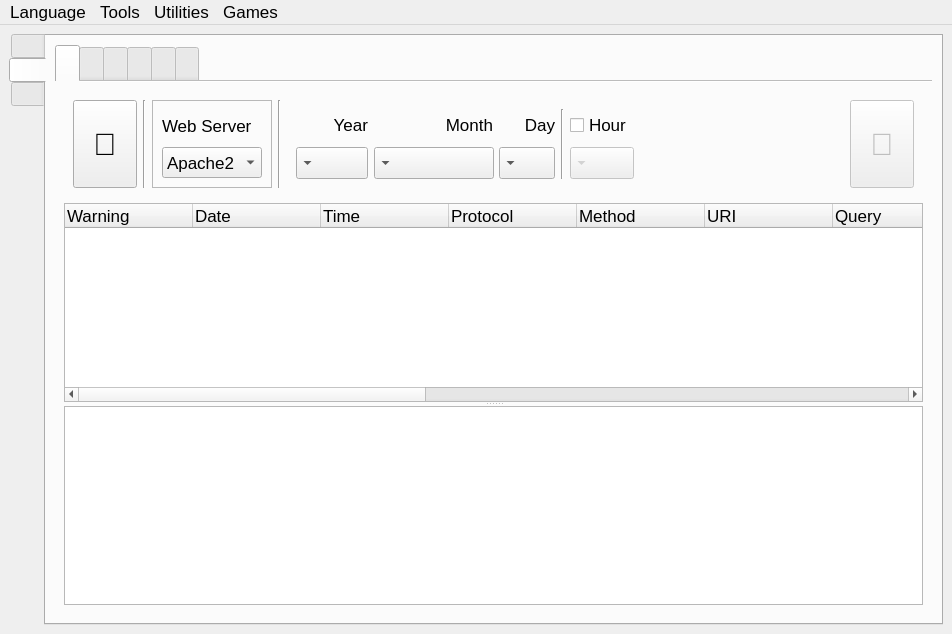
Above: logdoctor/mainwindow.ui from elB4RTO/LogDoctor before the change. Below: the same form after it.
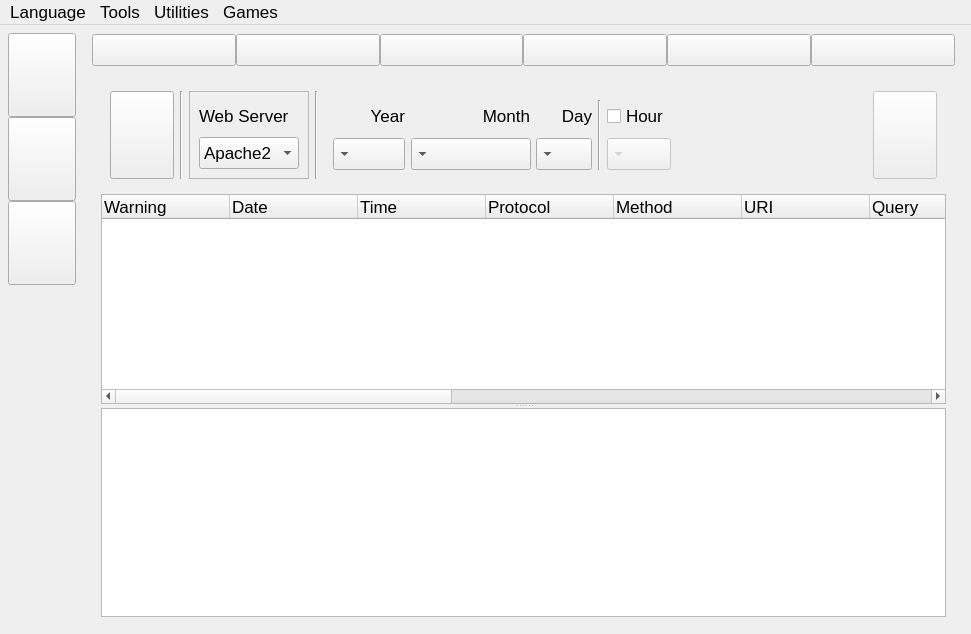
That is the form after the change. The open tabs and pages were chosen to show the change. Icons and pictures are not drawn. Custom widgets are drawn as their Qt base class.

What changed in the file:
```diff
--- a/logdoctor/mainwindow.ui
+++ b/logdoctor/mainwindow.ui
@@ -6,7 +6,7 @@
    <rect>
     <x>0</x>
     <y>0</y>
-    <width>952</width>
+    <width>971</width>
     <height>634</height>
    </rect>
   </property>
@@ -33,9 +33,142 @@
      <verstretch>0</verstretch>
     </sizepolicy>
    </property>
-   <layout class="QGridLayout" name="gridLayout">
-    <item row="0" column="0">
-     <widget class="QTabWidget" name="CrapTabs">
+   <layout class="QHBoxLayout" name="horizontalLayout_8">
+    <property name="leftMargin">
+     <number>8</number>
+    </property>
+    <property name="topMargin">
+     <number>8</number>
+    </property>
+    <property name="rightMargin">
+     <number>8</number>
+    </property>
+    <property name="bottomMargin">
+     <number>8</number>
+    </property>
+    <item>
+     <widget class="QFrame" name="frame_Tabs_Buttons">
+      <property name="minimumSize">
+       <size>
+        <width>70</width>
+        <height>0</height>
+       </size>
+      </property>
+      <property name="maximumSize">
+       <size>
+        <width>70</width>
+        <height>16777215</height>
+       </size>
+      </property>
+      <layout class="QVBoxLayout" name="verticalLayout_20">
+       <property name="spacing">
+        <number>0</number>
+       </property>
+       <property name="leftMargin">
+        <number>0</number>
+       </property>
+       <property name="topMargin">
+        <number>0</number>
+       </property>
+       <property name="rightMargin">
+        <number>0</number>
+       </property>
+       <property name="bottomMargin">
+        <number>0</number>
+       </property>
+       <item>
+        <widget class="QPushButton" name="button_Tab_Log">
+         <property name="minimumSize">
+          <size>
+           <width>68</width>
+           <height>84</height>
+          </size>
+         </property>
+         <property name="maximumSize">
+          <size>
+           <width>68</width>
+           <height>84</height>
+          </size>
+         </property>
+         <property name="text">
+          <string/>
+         </property>
+         <property name="iconSize">
+          <size>
+           <width>48</width>
+           <height>64</height>
+          </size>
+         </property>
+        </widget>
+       </item>
+       <item>
+        <widget class="QPushButton" name="button_Tab_View">
+         <property name="minimumSize">
+          <size>
+           <width>68</width>
+           <height>84</height>
+          </size>
+         </property>
+         <property name="maximumSize">
+          <size>
+           <width>68</width>
+           <height>84</height>
+          </size>
+         </property>
+         <property name="text">
+          <string/>
+         </property>
+         <property name="iconSize">
+          <size>
+           <width>48</width>
+           <height>64</height>
+          </size>
+         </property>
+        </widget>
+       </item>
+       <item>
+        <widget class="QPushButton" name="button_Tab_Conf">
+         <property name="minimumSize">
+          <size>
+           <width>68</width>
+           <height>84</height>
+          </size>
+         </property>
+         <property name="maximumSize">
+          <size>
+           <width>68</width>
+           <height>84</height>
+          </size>
+         </property>
+         <property name="text">
+          <string/>
+         </property>
+         <property name="iconSize">
+          <size>
+           <width>48</width>
+           <height>64</height>
+          </size>
+         </property>
+        </widget>
+       </item>
+       <item>
+        <spacer name="verticalSpacer_2">
+         <property name="orientation">
+          <enum>Qt::Vertical</enum>
+         </property>
+         <property name="sizeHint" stdset="0">
+          <size>
+           <width>20</width>
+           <height>273</height>
+          </size>
+         </property>
+        </spacer>
+       </item>
+      </layout>
+     </widget>
+    </item>
+    <item>
+     <widget class="QStackedWidget" name="stacked_Tabs_Pages">
       <property name="font">
        <font>
         <pointsize>16</pointsize>
@@ -47,39 +180,10 @@
       <property name="locale">
        <locale language="English" country="UnitedStates"/>
       </property>
-      <property name="tabPosition">
-       <enum>QTabWidget::West</enum>
-      </property>
       <property name="currentIndex">
        <number>0</number>
       </property>
-      <property name="iconSize">
-       <size>
-        <width>88</width>
-        <height>44</height>
-       </size>
-      </property>
-      <property name="tabBarAutoHide">
-       <bool>true</bool>
-      </property>
-      <widget class="QWidget" name="Log">
-       <property name="sizePolicy">
-        <sizepolicy hsizetype="Expanding" vsizetype="Expanding">
-         <horstretch>0</horstretch>
-         <verstretch>0</verstretch>
-        </sizepolicy>
-       </property>
-       <attribute name="icon">
-        <iconset resource="resources/resources.qrc">
-         <normaloff>:/icons/icons/make_off.png</normaloff>
-         <normalon>:/icons/icons/make_on.png</normalon>:/icons/icons/make_off.png</iconset>
-       </attribute>
-       <attribute name="title">
-        <string notr="true"/>
-       </attribute>
-       <attribute name="toolTip">
-        <string>Parse and store logs</string>
-       </attribute>
+      <widget class="QWidget" name="page_Tab_Log">
        <layout class="QHBoxLayout" name="horizontalLayout">
         <item>
          <widget class="QToolBox" name="LogBox">
@@ -934,51 +1038,26 @@
         </item>
        </layout>
       </widget>
-      <widget class="QWidget" name="View">
-       <property name="sizePolicy">
-        <sizepolicy hsizetype="Expanding" vsizetype="Expanding">
-         <horstretch>0</horstretch>
-         <verstretch>0</verstretch>
-        </sizepolicy>
-       </property>
-       <attribute name="icon">
-        <iconset resource="resources/resources.qrc">
-         <normaloff>:/icons/icons/view_off.png</normaloff>
-         <normalon>:/icons/icons/view_on.png</normalon>:/icons/icons/view_off.png</iconset>
-       </attribute>
-       <attribute name="title">
-        <string notr="true"/>
-       </attribute>
-       <attribute name="toolTip">
-        <string>View statistics about stored logs</string>
-       </attribute>
+      <widget class="QWidget" name="page_Tab_View">
        <layout class="QGridLayout" name="gridLayout_12">
-        <item row="0" column="0">
-         <widget class="QTabWidget" name="StatsTabs">
+        <property name="leftMargin">
+         <number>8</number>
+        </property>
+        <property name="topMargin">
+         <number>0</number>
+        </property>
+        <property name="rightMargin">
+         <number>8</number>
+        </property>
+        <property name="bottomMargin">
+         <number>0</number>
+        </property>
+        <item row="1" column="0">
+         <widget class="QStackedWidget" name="stacked_Stats_Pages">
           <property name="currentIndex">
            <number>0</number>
           </property>
-          <property name="iconSize">
-           <size>
-            <width>160</width>
-            <height>32</height>
-           </size>
-          </property>
-          <property name="documentMode">
-           <bool>true</bool>
-          </property>
-          <widget class="QWidget" name="Warn">
-           <attribute name="icon">
-            <iconset resource="resources/resources.qrc">
-             <normaloff>:/icons/icons/warn_off.png</normaloff>
-             <normalon>:/icons/icons/warn_on.png</normalon>:/icons/icons/warn_off.png</iconset>
-           </attribute>
-           <attribute name="title">
-            <string notr="true"/>
-           </attribute>
-           <attribute name="toolTip">
-            <string>View the log lines marked as Warning</string>
-           </attribute>
+          <widget class="QWidget" name="StatsTabsPage1">
            <layout class="QGridLayout" name="gridLayout_24">
             <item row="0" column="0">
              <widget class="QFrame" name="frame_StatsWarn_Opt">
@@ -993,14 +1072,14 @@
                 <widget class="QPushButton" name="button_StatsWarn_Draw">
                  <property name="minimumSize">
                   <size>
-                   <width>0</width>
+                   <width>64</width>
                    <height>88</height>
                   </size>
                  </property>
                  <property name="maximumSize">
                   <size>
                    <width>64</width>
-                   <height>16777215</height>
+                   <height>88</height>
                   </size>
                  </property>
                  <property name="font">
@@ -1014,8 +1093,11 @@
                  <property name="toolTip">
                   <string>Draw the chart</string>
                  </property>
-                 <property name="text">
-                  <string notr="true"></string>
+                 <property name="iconSize">
+                  <size>
+                   <width>44</width>
+                   <height>44</height>
+                  </size>
                  </property>
                 </widget>
                </item>
@@ -1052,7 +1134,7 @@
                     <property name="minimumSize">
                      <size>
                       <width>100</width>
-                      <height>0</height>
+                      <height>32</height>
                      </size>
                     </property>
                     <property name="maximumSize">
@@ -1315,14 +1397,14 @@
                  </property>
                  <property name="minimumSize">
                   <size>
-                   <width>0</width>
+                   <width>64</width>
                    <height>88</height>
                   </size>
                  </property>
                  <property name="maximumSize">
                   <size>
                    <width>64</width>
-                   <height>16777215</height>
+                   <height>88</height>
                   </size>
                  </property>
                  <property name="font">
@@ -1336,8 +1418,11 @@
                  <property name="toolTip">
                   <string>Update the database with current Warning States</string>
                  </property>
-                 <property name="text">
-                  <string notr="true"></string>
+                 <property name="iconSize">
+                  <size>
+                   <width>44</width>
+                   <height>44</height>
+                  </size>
                  </property>
                 </widget>
                </item>
@@ -1561,19 +1646,7 @@
             </item>
            </layout>
           </widget>
-          <widget class="QWidget" name="Speed">
-           <attribute name="icon">
-            <iconset resource="resources/resources.qrc">
-             <normaloff>:/icons/icons/speed_off.png</normaloff>
-             <normalon>:/icons/icons/speed_on.png</normalon>:/icons/icons/speed_off.png</iconset>
-           </attribute>
-           <attribute name="title">
-            <string notr="true"/>
-           </attribute>
-           <attribute name="toolTip">
-            <string>View the Time Taken to serve the content, with a time gap of 1 second.
-If more than 1 request if found for the same time, the mean value is used.</string>
-           </attribute>
+          <widget class="QWidget" name="StatsTabsPage2">
            <layout class="QGridLayout" name="gridLayout_19">
             <item row="0" column="0">
              <widget class="QFrame" name="frame_StatsSpeed_1">
@@ -2188,18 +2261,7 @@
             </item>
            </layout>
           </widget>
-          <widget class="QWidget" name="Count">
-           <attribute name="icon">
-            <iconset resource="resources/resources.qrc">
-             <normaloff>:/icons/icons/count_off.png</normaloff>
-             <normalon>:/icons/icons/count_on.png</normalon>:/icons/icons/count_off.png</iconset>
-           </attribute>
-           <attribute name="title">
-            <string notr="true"/>
-           </attribute>
-           <attribute name="toolTip">
-            <string>Group and count identical elements of a field in a single date</string>
-           </attribute>
+          <widget class="QWidget" name="StatsTabsPage3">
            <layout class="QGridLayout" name="gridLayout_4">
             <item row="0" column="1">
              <widget class="QSplitter" name="splitter_StatsCount">
@@ -2837,19 +2899,7 @@
             </item>
            </layout>
           </widget>
-          <widget class="QWidget" name="DayTime">
-           <attribute name="icon">
-            <iconset resource="resources/resources.qrc">
-             <normaloff>:/icons/icons/daytime_off.png</normaloff>
-             <normalon>:/icons/icons/daytime_on.png</normalon>:/icons/icons/daytime_off.png</iconset>
-           </attribute>
-           <attribute name="title">
-            <string notr="true"/>
-           </attribute>
-           <attribute name="toolTip">
-            <string>Time of day perspective with a 10 minutes gap for every hour.
-Counts of the elements for a single date, mean value of the counts for a period.</string>
-           </attribute>
+          <widget class="QWidget" name="StatsTabsPage4">
            <layout class="QGridLayout" name="gridLayout_13">
             <item row="2" column="0">
              <widget class="QChartView" name="chart_StatsDay"/>
@@ -3288,19 +3338,7 @@
             </item>
            </layout>
           </widget>
-          <widget class="QWidget" name="Relational">
-           <attribute name="icon">
-            <iconset resource="resources/resources.qrc">
-             <normaloff>:/icons/icons/relational_off.png</normaloff>
-             <normalon>:/icons/icons/relational_on.png</normalon>:/icons/icons/relational_off.png</iconset>
-           </attribute>
-           <attribute name="title">
-            <string notr="true"/>
-           </attribute>
-           <attribute name="toolTip">
-            <string>Relational chart for two elements: how many times a value is found in the same line with the other.
-Time of day counts for a single date, entire days counts in a period.</string>
-           </attribute>
+          <widget class="QWidget" name="StatsTabsPage5">
            <layout class="QGridLayout" name="gridLayout_18">
             <item row="0" column="0">
              <widget class="QFrame" name="frame_StatsRelat_Opt">
@@ -3834,18 +3872,7 @@
             </item>
            </layout>
           </widget>
-          <widget class="QWidget" name="Global">
-           <attribute name="icon">
-            <iconset resource="resources/resources.qrc">
-             <normaloff>:/icons/icons/global_off.png</normaloff>
-             <normalon>:/icons/icons/global_on.png</normalon>:/icons/icons/global_off.png</iconset>
-           </attribute>
-           <attribute name="title">
-            <string notr="true"/>
-           </attribute>
-           <attribute name="toolTip">
-            <string>Global overview</string>
-           </attribute>
+          <widget class="QWidget" name="StatsTabsPage6">
            <layout class="QGridLayout" name="gridLayout_25">
             <item row="0" column="0">
              <widget class="QFrame" name="frame_StatsGlob_WebServer">
@@ -5102,26 +5129,192 @@
           </widget>
          </widget>
         </item>
+        <item row="0" column="0">
+         <widget class="QFrame" name="frame_Stats_Buttons">
+          <property name="minimumSize">
+           <size>
+            <width>0</width>
+            <height>34</height>
+           </size>
+          </property>
+          <property name="maximumSize">
+           <size>
+            <width>16777215</width>
+            <height>34</height>
+           </size>
+          </property>
+          <layout class="QHBoxLayout" name="horizontalLayout_10">
+           <property name="spacing">
+            <number>0</number>
+           </property>
+           <property name="leftMargin">
+            <number>0</number>
+           </property>
+           <property name="topMargin">
+            <number>0</number>
+           </property>
+           <property name="rightMargin">
+            <number>0</number>
+           </property>
+           <property name="bottomMargin">
+            <number>0</number>
+           </property>
+           <item>
+            <widget class="QPushButton" name="button_Tab_StatsWarn">
+             <property name="minimumSize">
+              <size>
+               <width>0</width>
+               <height>32</height>
+              </size>
+             </property>
+             <property name="maximumSize">
+              <size>
+               <width>16777215</width>
+               <height>32</height>
+              </size>
+             </property>
+             <property name="text">
+              <string/>
+             </property>
+             <property name="iconSize">
+              <size>
+               <width>32</width>
+               <height>32</height>
+              </size>
+             </property>
+            </widget>
+           </item>
+           <item>
+            <widget class="QPushButton" name="button_Tab_StatsSpeed">
+             <property name="minimumSize">
+              <size>
+               <width>0</width>
+               <height>32</height>
+              </size>
+             </property>
+             <property name="maximumSize">
+              <size>
+               <width>16777215</width>
+               <height>32</height>
+              </size>
+             </property>
+             <property name="text">
+              <string/>
+             </property>
+             <property name="iconSize">
+              <size>
+               <width>32</width>
+               <height>32</height>
+              </size>
+             </property>
+            </widget>
+           </item>
+           <item>
+            <widget class="QPushButton" name="button_Tab_StatsCount">
+             <property name="minimumSize">
+              <size>
+               <width>0</width>
+               <height>32</height>
+              </size>
+             </property>
+             <property name="maximumSize">
+              <size>
+               <width>16777215</width>
+               <height>32</height>
+              </size>
+             </property>
+             <property name="text">
+              <string/>
+             </property>
+             <property name="iconSize">
+              <size>
+               <width>32</width>
+               <height>32</height>
+              </size>
+             </property>
+            </widget>
+           </item>
+           <item>
+            <widget class="QPushButton" name="button_Tab_StatsDay">
+             <property name="minimumSize">
+              <size>
+               <width>0</width>
+               <height>32</height>
+              </size>
+             </property>
+             <property name="maximumSize">
+              <size>
+               <width>16777215</width>
+               <height>32</height>
+              </size>
+             </property>
+             <property name="text">
+              <string/>
+             </property>
+             <property name="iconSize">
+              <size>
+               <width>32</width>
+               <height>32</height>
+              </size>
+             </property>
+            </widget>
+           </item>
+           <item>
+            <widget class="QPushButton" name="button_Tab_StatsRelat">
+             <property name="minimumSize">
+              <size>
+               <width>0</width>
+               <height>32</height>
+              </size>
+             </property>
+             <property name="maximumSize">
+              <size>
+               <width>16777215</width>
+               <height>32</height>
+              </size>
+             </property>
+             <property name="text">
+              <string/>
+             </property>
+             <property name="iconSize">
+              <size>
+               <width>32</width>
+               <height>32</height>
+              </size>
+             </property>
+            </widget>
+           </item>
+           <item>
+            <widget class="QPushButton" name="button_Tab_StatsGlob">
+             <property name="minimumSize">
+              <size>
+               <width>0</width>
+               <height>32</height>
+              </size>
+             </property>
+             <property name="maximumSize">
+              <size>
+               <width>16777215</width>
+               <height>32</height>
+              </size>
+             </property>
+             <property name="text">
+              <string/>
+             </property>
+             <property name="iconSize">
+              <size>
+               <width>32</width>
+               <height>32</height>
+              </size>
+             </property>
+            </widget>
+           </item>
+          </layout>
+         </widget>
+        </item>
        </layout>
       </widget>
-      <widget class="QWidget" name="Set">
-       <property name="sizePolicy">
-        <sizepolicy hsizetype="Expanding" vsizetype="Expanding">
-         <horstretch>0</horstretch>
-         <verstretch>0</verstretch>
-        </sizepolicy>
-       </property>
-       <attribute name="icon">
-        <iconset resource="resources/resources.qrc">
-         <normaloff>:/icons/icons/config_off.png</normaloff>
-         <normalon>:/icons/icons/config_on.png</normalon>:/icons/icons/config_off.png</iconset>
-       </attribute>
-       <attribute name="title">
-        <string notr="true"/>
-       </attribute>
-       <attribute name="toolTip">
-        <string>Configure LogDoctor</string>
-       </attribute>
+      <widget class="QWidget" name="page_Tab_Conf">
        <layout class="QGridLayout" name="gridLayout_37">
         <item row="0" column="0">
          <widget class="QTabWidget" name="ConfTabs">
@@ -10332,8 +10525,8 @@
     <rect>
      <x>0</x>
      <y>0</y>
-     <width>952</width>
-     <height>29</height>
+     <width>971</width>
+     <height>26</height>
     </rect>
    </property>
    <property name="font">
```
Left out of the diff: 310 changed lines with no effect on the pictures.
